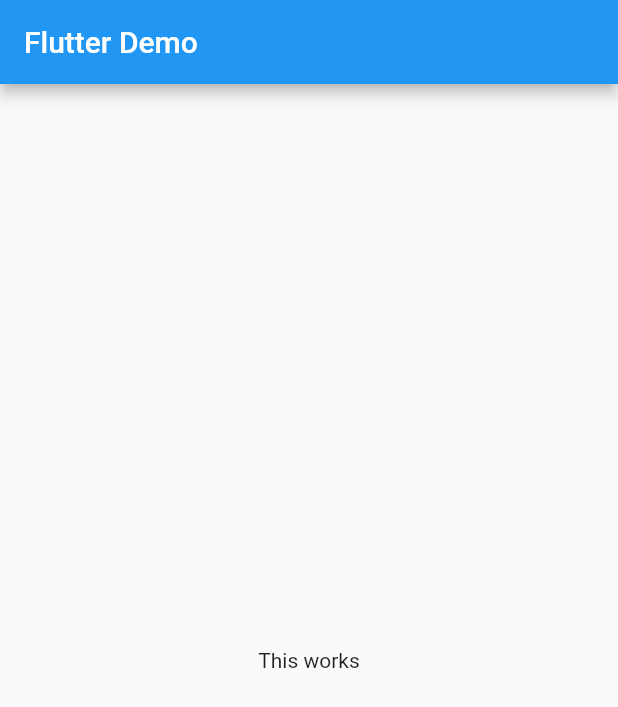
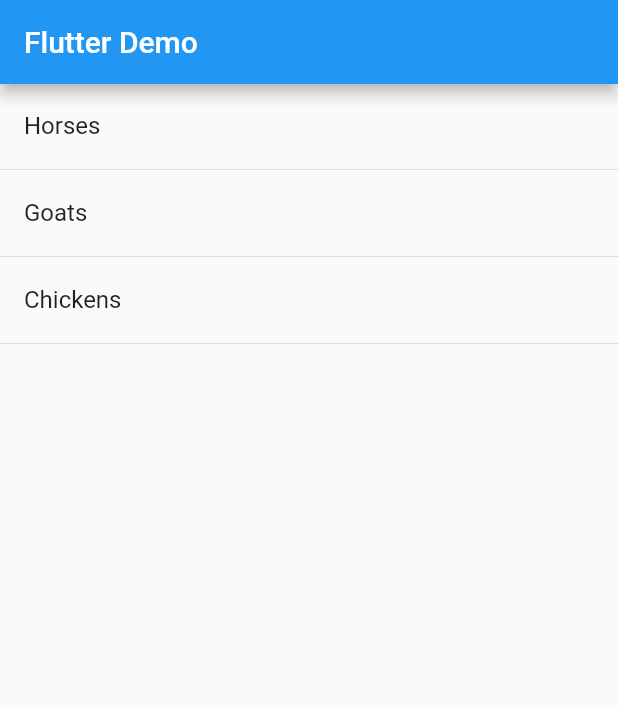
Before and after one commit to litetekno92/testwid, a Flutter app: the screen it shows after launch, on a phone screen of 412 x 824 dp. Shown: the top 707 px of the screen. Run offline on Flutter 3.47's test engine with Material 2 defaults, Android fonts, the phone set to English and light mode, and no system bars.

```diff
--- a/lib/main.dart
+++ b/lib/main.dart
@@ -1,5 +1,6 @@
 import 'package:flutter/material.dart';
-import 'package:testwid/widgets.dart';
+//import 'package:testwid/widgets.dart';
+import 'package:testwid/mywidget.dart';
 
 void main() {
   runApp(new MyApp());
@@ -36,7 +37,7 @@ class _MyHomePageState extends State<MyHomePage>{
         title: new Text('Flutter Demo'),
       ),
       body: new Center(
-        child: new Texty(),
+        child: new MyWidget(),
       ),
     );
 
--- /dev/null
+++ b/lib/mywidget.dart
@@ -0,0 +1,57 @@
+import 'dart:async';
+import 'package:flutter/material.dart';
+
+class MyWidget extends StatelessWidget {
+  @override
+  Widget build(BuildContext context) {
+    var futureBuilder = new FutureBuilder(
+      future: _getData(),
+      builder: (BuildContext context, AsyncSnapshot snapshot) {
+        switch (snapshot.connectionState) {
+          case ConnectionState.none:
+          case ConnectionState.waiting:
+            return new Text('loading...');
+          default:
+            if (snapshot.hasError)
+              return new Text('Error: ${snapshot.error}');
+            else
+              return createListView(context, snapshot);
+        }
+      },
+    );
+    return new Container(child: futureBuilder);
+  }
+
+
+
+
+  Future<List<String>> _getData() async {
+    var values = new List<String>();
+    values.add("Horses");
+    values.add("Goats");
+    values.add("Chickens");
+
+    //throw new Exception("Danger Will Robinson!!!");
+
+    await new Future.delayed(new Duration(seconds: 5));
+
+    return values;
+  }
+
+  Widget createListView(BuildContext context, AsyncSnapshot snapshot) {
+    List<String> values = snapshot.data;
+    return new ListView.builder(
+        itemCount: values.length,
+        itemBuilder: (BuildContext context, int index) {
+          return new Column(
+            children: <Widget>[
+              new ListTile(
+                title: new Text(values[index]),
+              ),
+              new Divider(height: 2.0,),
+            ],
+          );
+        },
+    );
+  }
+}
```
